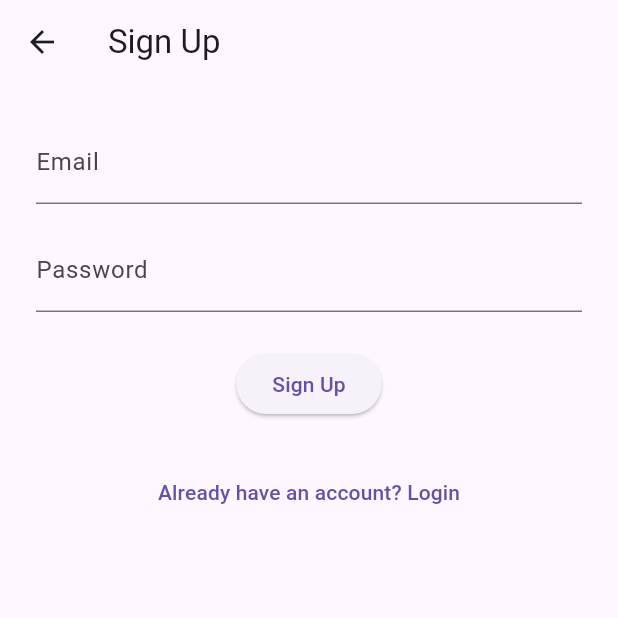
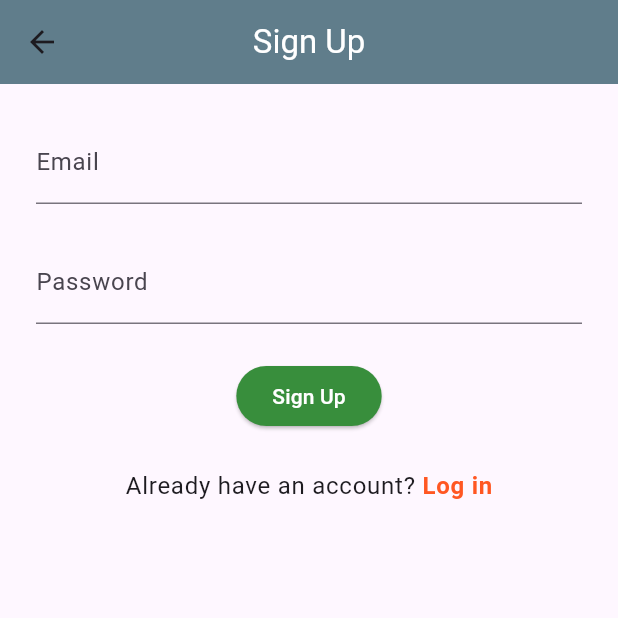
Before and after one commit to Darlington6/note-taking_app, a Flutter app: the SignupScreen screen opened directly, on a phone screen of 412 x 824 dp, the top half of it. Run offline on Flutter 3.47's test engine with Material 3 defaults, Android fonts, the phone set to English and light mode, and no system bars; our stand-ins replace cloud_firestore, dartz, firebase_auth, firebase_core; accounts and stored records are empty; generated files the repository leaves out were written again.

Commit message:
feat: modified the log in and sign up functionalities

```diff
--- a/lib/screens/auth/signup_screen.dart
+++ b/lib/screens/auth/signup_screen.dart
@@ -1,5 +1,6 @@
 // import packages/modules
 
+import 'package:flutter/gestures.dart';
 import 'package:flutter/material.dart';
 import 'package:note_taking_app/data/services/firebase_service.dart';
 import 'package:note_taking_app/utils/validators.dart';
@@ -68,6 +69,7 @@ class _SignupScreenState extends State<SignupScreen> {
   }
 
   @override
+  // Clean up the controllers to free memory when the widget is disposed
   void dispose() {
     _emailController.dispose();
     _passwordController.dispose();
@@ -77,7 +79,14 @@ class _SignupScreenState extends State<SignupScreen> {
   @override
   Widget build(BuildContext context) {
     return Scaffold(
-      appBar: AppBar(title: const Text('Sign Up')),
+      appBar: AppBar(
+        centerTitle: true,
+        title: const Text(
+          'Sign Up',
+          style: TextStyle(color: Colors.white),
+          ),
+          backgroundColor: Colors.blueGrey,
+        ),
       body: SingleChildScrollView(
         padding: const EdgeInsets.all(24.0),
         child: Column(
@@ -89,7 +98,7 @@ class _SignupScreenState extends State<SignupScreen> {
               keyboardType: TextInputType.emailAddress,
             ),
 
-            const SizedBox(height: 16),
+            const SizedBox(height: 24),
 
             // Password input
             TextField(
@@ -105,20 +114,37 @@ class _SignupScreenState extends State<SignupScreen> {
                 ? const CircularProgressIndicator()
                 : ElevatedButton(
                     onPressed: _signup,
-                    child: const Text('Sign Up'),
+                    style: ElevatedButton.styleFrom(
+                      backgroundColor: Colors.green.shade700
+                    ),
+                    child: const Text('Sign Up', style: TextStyle(color: Colors.white),),
                   ),
 
             const SizedBox(height: 24),
 
             // Redirect to login
-            TextButton(
-              onPressed: () {
-                Navigator.pushReplacement(
-                  context,
-                  MaterialPageRoute(builder: (_) => const LoginScreen()),
-                );
-              },
-              child: const Text('Already have an account? Login'),
+            RichText(
+              text: TextSpan(
+                text: 'Already have an account? ',
+                style: Theme.of(context).textTheme.bodyLarge,
+                children: [
+                  TextSpan(
+                    text: 'Log in',
+                    style: const TextStyle(
+                      color: Colors.deepOrange,
+                      fontWeight: FontWeight.bold,
+                      decoration: TextDecoration.none,
+                    ),
+                    recognizer: TapGestureRecognizer()
+                      ..onTap = () {
+                        Navigator.pushReplacement(
+                          context,
+                          MaterialPageRoute(builder: (_) => const LoginScreen()),
+                        );
+                      },
+                  ),
+                ],
+              ),
             ),
           ],
         ),
```
Also changed, not shown: lib/screens/auth/login_screen.dart (+39 -11 lines).
